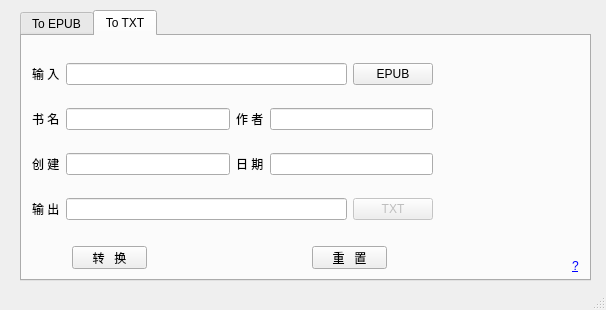
Old version of the form TXT2EPUB/Txt2epub.ui in the repository etony/myPyTool.
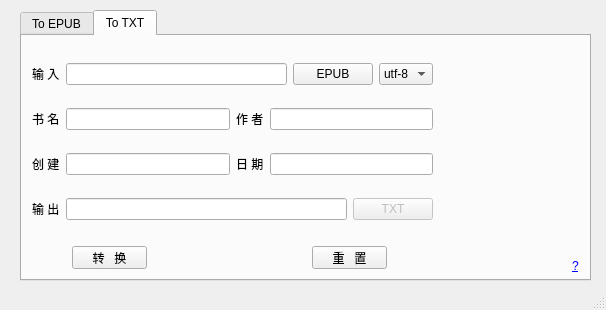
New version of the form. The open tabs and pages were chosen to show the change. Icons and pictures are not drawn.

```diff
--- a/TXT2EPUB/Txt2epub.ui
+++ b/TXT2EPUB/Txt2epub.ui
@@ -294,7 +294,7 @@
        <string>重   置</string>
       </property>
      </widget>
-     <widget class="QWidget" name="">
+     <widget class="QWidget" name="layoutWidget">
       <property name="geometry">
        <rect>
         <x>10</x>
@@ -323,6 +323,20 @@
            </property>
           </widget>
          </item>
+         <item>
+          <widget class="QComboBox" name="cb_out_code">
+           <item>
+            <property name="text">
+             <string>utf-8</string>
+            </property>
+           </item>
+           <item>
+            <property name="text">
+             <string>gbk</string>
+            </property>
+           </item>
+          </widget>
+         </item>
         </layout>
        </item>
        <item>
```
Left out of the diff: 24 changed lines with no effect on the pictures.
